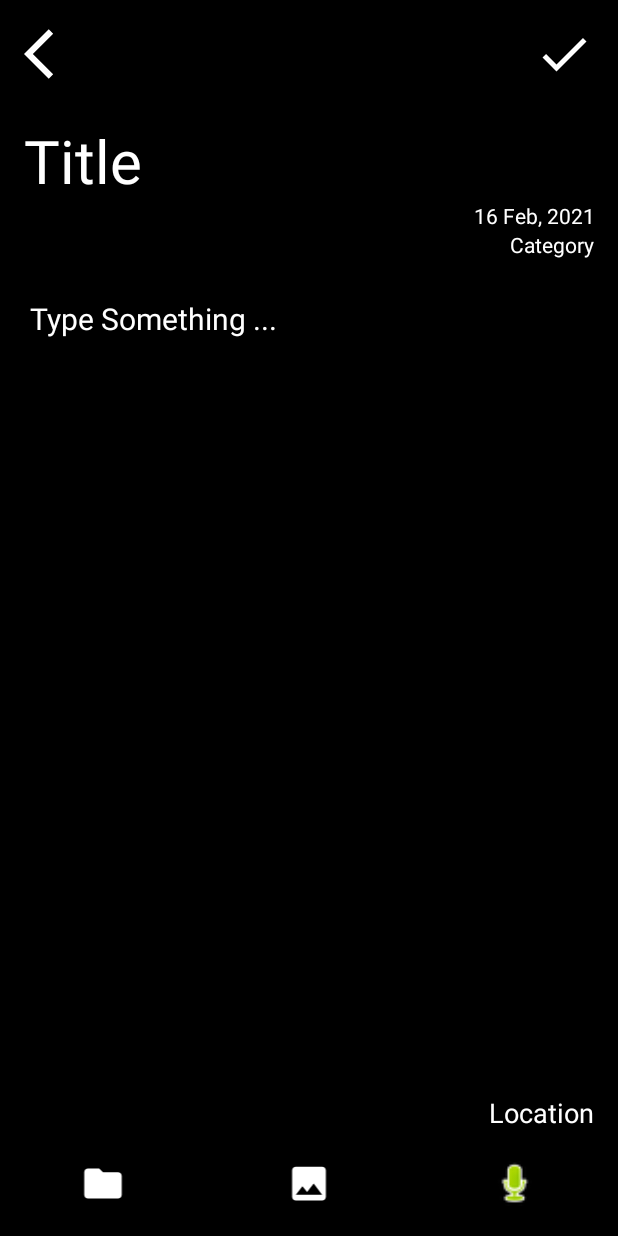
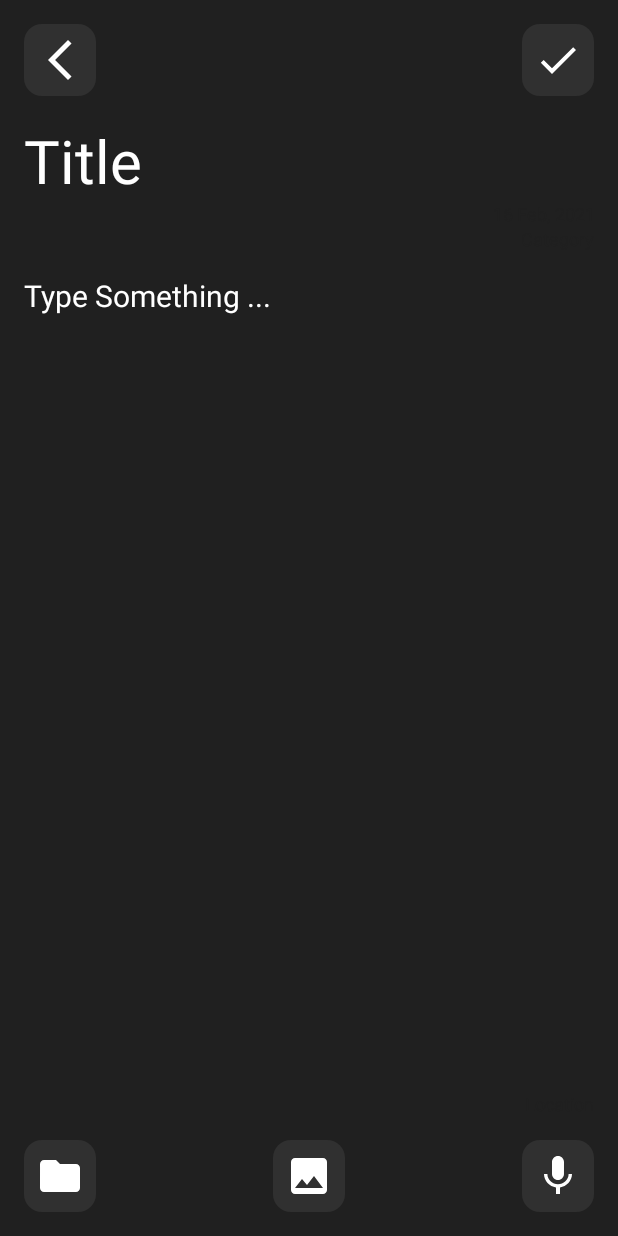
Before and after one commit to nency-shobhashana/note_codeBrewer_android, an Android app: the layout activity_note.xml on its own in the app's theme, with its tools: preview values and no code run, on a phone screen of 412 x 824 dp. Run offline under Robolectric (Android 15) with nearby library versions, the phone set to English and light mode, and no system bars.

Commit message:
noteDetail design changes

```diff
--- a/app/src/main/AndroidManifest.xml
+++ b/app/src/main/AndroidManifest.xml
@@ -48,8 +48,9 @@
 
         <activity
             android:name=".map.MapsActivity"
-            android:label="@string/title_activity_maps"></activity>
-        <activity android:name=".detail.NoteActivity" />
+            android:label="@string/title_activity_maps"/>
+        <activity android:name=".detail.NoteActivity"
+                  android:theme="@style/AppTheme.NoActionBar"/>
         <activity
             android:name=".dashboard.MainActivity"
             android:label="@string/app_name"
--- a/app/src/main/java/com/nency/note/detail/NoteActivity.java
+++ b/app/src/main/java/com/nency/note/detail/NoteActivity.java
@@ -37,8 +37,7 @@ public class NoteActivity extends AppCompatActivity implements OnCategorySelectL
 
     EditText title, description;
     TextView txtCategory, date, location;
-    ImageView iconCategory, iconImage, iconAudio;
-    Button saveNote, backBtn;
+    ImageView iconCategory, iconImage, iconAudio, saveNote, backBtn;
 
     ArrayList<Uri> imageList = new ArrayList<>();
     ArrayList<String> recordsList = new ArrayList<>();
--- a/app/src/main/res/drawable/ic_back.xml
+++ b/app/src/main/res/drawable/ic_back.xml
@@ -1,5 +1,10 @@
-<vector android:height="24dp" android:tint="#FFFFFF"
-    android:viewportHeight="24" android:viewportWidth="24"
-    android:width="24dp" xmlns:android="http://schemas.android.com/apk/res/android">
-    <path android:fillColor="@android:color/white" android:pathData="M11.67,3.87L9.9,2.1 0,12l9.9,9.9 1.77,-1.77L3.54,12z"/>
+<vector xmlns:android="http://schemas.android.com/apk/res/android"
+    android:width="24dp"
+    android:height="24dp"
+    android:viewportWidth="24"
+    android:viewportHeight="24"
+    android:tint="?attr/colorControlNormal">
+  <path
+      android:fillColor="@android:color/white"
+      android:pathData="M17.77,3.77l-1.77,-1.77l-10,10l10,10l1.77,-1.77l-8.23,-8.23z"/>
 </vector>
--- /dev/null
+++ b/app/src/main/res/drawable/ic_mic.xml
@@ -0,0 +1,9 @@
+<vector xmlns:android="http://schemas.android.com/apk/res/android"
+    android:width="24dp"
+    android:height="24dp"
+    android:viewportWidth="24"
+    android:viewportHeight="24">
+  <path
+      android:fillColor="@android:color/white"
+      android:pathData="M12,14c1.66,0 2.99,-1.34 2.99,-3L15,5c0,-1.66 -1.34,-3 -3,-3S9,3.34 9,5v6c0,1.66 1.34,3 3,3zM17.3,11c0,3 -2.54,5.1 -5.3,5.1S6.7,14 6.7,11L5,11c0,3.41 2.72,6.23 6,6.72L11,21h2v-3.28c3.28,-0.48 6,-3.3 6,-6.72h-1.7z"/>
+</vector>
--- a/app/src/main/res/layout/activity_note.xml
+++ b/app/src/main/res/layout/activity_note.xml
@@ -5,48 +5,47 @@
                                                    android:id="@+id/detail_layout"
                                                    android:layout_width="match_parent"
                                                    android:layout_height="match_parent"
-    android:background="#000000"
+                                                   android:background="@color/colorPrimary"
                                                    tools:context=".detail.NoteActivity">
 
-    <com.google.android.material.appbar.AppBarLayout
-        android:id="@+id/appBarLayout"
+    <FrameLayout
+        android:id="@+id/appBarContainer"
         android:layout_width="match_parent"
         android:layout_height="wrap_content"
-        android:background="@android:color/transparent"
-        android:padding="16dp"
         android:theme="@style/AppTheme.AppBarOverlay"
-        app:layout_constraintEnd_toStartOf="@+id/linearLayout"
-        app:layout_constraintStart_toStartOf="parent"
-        app:layout_constraintTop_toTopOf="parent">
+        app:layout_constraintTop_toTopOf="parent"
+        android:elevation="8dp"
+        android:padding="16dp">
 
-        <FrameLayout
-            android:layout_width="match_parent"
-            android:layout_height="wrap_content">
-
-            <Button
+        <ImageView
             android:id="@+id/backBtn"
-                android:layout_width="40dp"
-                android:layout_height="40dp"
-                android:layout_gravity="start|center_vertical"
-                android:background="@drawable/ic_back"
-                android:padding="2dp"
+            android:layout_width="48dp"
+            android:layout_height="48dp"
+            android:background="@drawable/button_bg"
+            android:padding="8dp"
             android:src="@drawable/ic_back" />
 
-            <Button
+        <ImageView
             android:id="@+id/saveNote"
-                android:layout_width="40dp"
-                android:layout_height="40dp"
+            android:layout_width="48dp"
+            android:layout_height="48dp"
             android:layout_gravity="center_vertical|end"
-                android:background="@drawable/ic_check"
+            android:background="@drawable/button_bg"
+            android:padding="8dp"
             android:src="@drawable/ic_check" />
+
     </FrameLayout>
-    </com.google.android.material.appbar.AppBarLayout>
+
+    <androidx.core.widget.NestedScrollView
+        android:layout_width="match_parent"
+        android:layout_height="0dp"
+        app:layout_constraintBottom_toTopOf="@+id/location"
+        app:layout_constraintTop_toBottomOf="@+id/appBarContainer">
 
         <LinearLayout
             android:id="@+id/linearLayout"
             android:layout_width="match_parent"
             android:layout_height="match_parent"
-        android:layout_marginTop="80dp"
             android:orientation="vertical"
             app:layout_behavior="@string/appbar_scrolling_view_behavior"
             app:layout_constraintTop_toTopOf="parent">
@@ -77,8 +76,8 @@
                 android:layout_marginEnd="16dp"
                 android:text="16 Feb, 2021"
                 android:textAlignment="textEnd"
-            android:textColor="@color/text_color_white"
-            android:textSize="14sp"
+                android:textColor="@color/text_color_dark_50"
+                android:textSize="@dimen/txt_h4"
                 app:layout_constraintEnd_toEndOf="parent"
                 app:layout_constraintStart_toStartOf="parent" />
 
@@ -90,31 +89,34 @@
                 android:layout_marginEnd="16dp"
                 android:text="Category"
                 android:textAlignment="textEnd"
-            android:textColor="@color/text_color_white"
-            android:textSize="14sp"
+                android:textColor="@color/text_color_dark_50"
+                android:textSize="@dimen/txt_h4"
                 app:layout_constraintEnd_toEndOf="parent"
                 app:layout_constraintStart_toStartOf="parent" />
 
             <EditText
                 android:id="@+id/description"
                 android:layout_width="match_parent"
-            android:layout_height="wrap_content"
+                android:layout_height="0dp"
                 android:layout_marginStart="16dp"
                 android:layout_marginTop="16dp"
                 android:layout_marginEnd="16dp"
+                android:layout_weight="1"
+                android:background="@android:color/transparent"
                 android:ems="10"
                 android:gravity="start|top"
                 android:hint="Type Something ..."
                 android:inputType="textMultiLine"
+                android:minHeight="300dp"
                 android:textColor="@color/text_color_white"
                 android:textColorHint="@color/text_color_white"
                 android:textSize="20sp"
                 app:layout_constraintEnd_toEndOf="parent"
                 app:layout_constraintStart_toStartOf="parent"
                 app:layout_constraintTop_toBottomOf="@+id/date" />
+        </LinearLayout>
 
-
-    </LinearLayout>
+    </androidx.core.widget.NestedScrollView>
 
     <TextView
         android:id="@+id/location"
@@ -124,48 +126,50 @@
         android:layout_marginEnd="16dp"
         android:text="Location"
         android:textAlignment="textEnd"
-        android:textColor="@color/text_color_white"
-        android:textSize="18sp"
+        android:textColor="@color/text_color_dark_50"
+        android:textSize="@dimen/txt_h4"
         app:layout_constraintBottom_toTopOf="@id/linearLayout2"
         app:layout_constraintEnd_toEndOf="parent"
         app:layout_constraintStart_toStartOf="parent" />
 
-    <LinearLayout
+    <FrameLayout
         android:id="@+id/linearLayout2"
         android:layout_width="match_parent"
-        android:layout_height="70dp"
-        android:gravity="center"
+        android:layout_height="wrap_content"
+        android:elevation="8dp"
         android:orientation="horizontal"
-        app:layout_behavior="@string/appbar_scrolling_view_behavior"
+        android:padding="16dp"
         app:layout_constraintBottom_toBottomOf="parent">
-
 
         <ImageView
             android:id="@+id/iconCategory"
-            android:layout_width="0dp"
-            android:layout_height="30dp"
-            android:layout_gravity="center"
-            android:layout_weight="1"
+            android:layout_width="48dp"
+            android:layout_height="48dp"
+            android:layout_gravity="start"
+            android:background="@drawable/button_bg"
+            android:padding="8dp"
             app:srcCompat="@drawable/ic_category" />
 
         <ImageView
             android:id="@+id/iconImage"
-            android:layout_width="0dp"
-            android:layout_height="30dp"
+            android:layout_width="48dp"
+            android:layout_height="48dp"
             android:layout_gravity="center"
-            android:layout_weight="1"
+            android:background="@drawable/button_bg"
+            android:padding="8dp"
             app:srcCompat="@drawable/ic_image" />
 
         <ImageView
             android:id="@+id/iconAudio"
-            android:layout_width="0dp"
-            android:layout_height="30dp"
-            android:layout_gravity="center"
-            android:layout_weight="1"
-            app:srcCompat="@android:drawable/presence_audio_online" />
+            android:layout_width="48dp"
+            android:layout_height="48dp"
+            android:layout_gravity="end"
+            android:background="@drawable/button_bg"
+            android:padding="8dp"
+            app:srcCompat="@drawable/ic_mic" />
 
 
-    </LinearLayout>
+    </FrameLayout>
 
 
 </androidx.constraintlayout.widget.ConstraintLayout>
--- a/app/src/main/res/values/dimens.xml
+++ b/app/src/main/res/values/dimens.xml
@@ -8,4 +8,6 @@
     <dimen name="txt_h2">24sp</dimen>
     <dimen name="txt_h3">16sp</dimen>
     <dimen name="txt_h4">12sp</dimen>
+
+    <dimen name="txt_b1">20sp</dimen>
 </resources>
```
Lines whose indentation alone changed are shown as unchanged.
